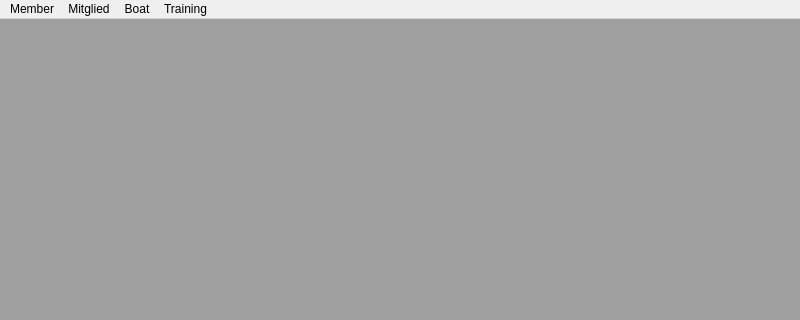
Old version of the form mainwin/mainwindow.ui in the repository Barbadan-Karabadan/KayakManagementSystem; both pictures show x 0 to 800 and y 0 to 320 of the 800 by 600 pixel window.
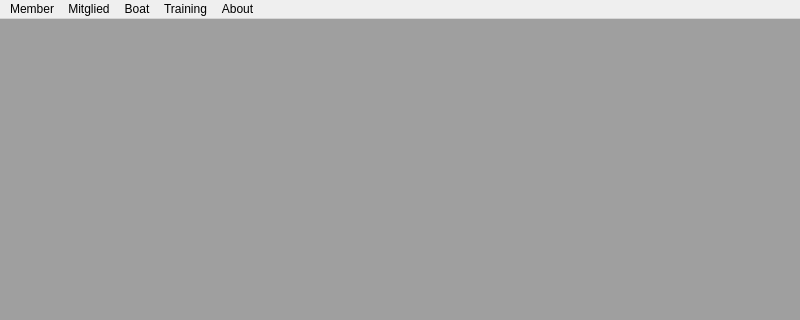
New version of the form. Icons and pictures are not drawn.

Diff of the .ui file:
```diff
--- a/mainwin/mainwindow.ui
+++ b/mainwin/mainwindow.ui
@@ -61,10 +61,17 @@
     <addaction name="actionListTrain"/>
     <addaction name="actionNewTrain"/>
    </widget>
+   <widget class="QMenu" name="menuAbout">
+    <property name="title">
+     <string>About</string>
+    </property>
+    <addaction name="actionAbout_Paddle_Management_System"/>
+   </widget>
    <addaction name="menuMember"/>
    <addaction name="menuMitglied"/>
    <addaction name="menuBoat"/>
    <addaction name="menuTraining"/>
+   <addaction name="menuAbout"/>
   </widget>
   <widget class="QStatusBar" name="statusbar"/>
   <action name="actionNewMember">
```
Left out of the diff: 9 changed lines with no effect on the pictures.
